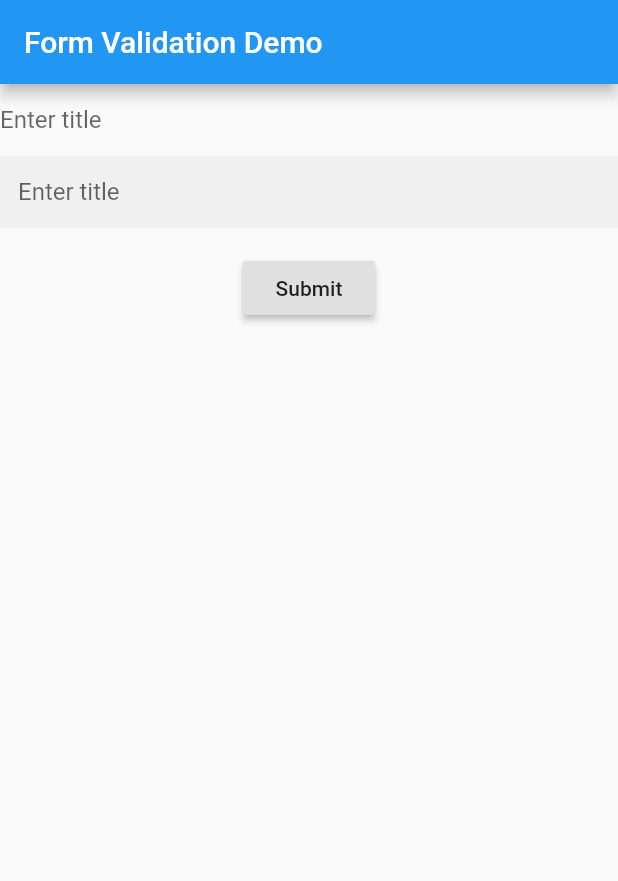
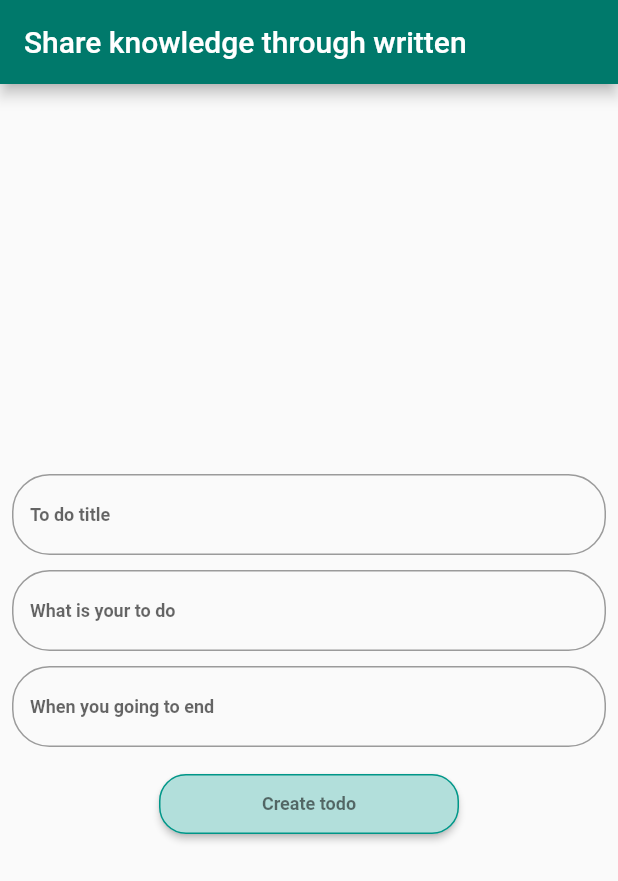
Before and after one commit to MujmillahammedDafedar/Firestore_crud_flutter, a Flutter app: the screen it shows after launch, on a phone screen of 412 x 824 dp. Shown: the top 881 px of the screen. Run offline on Flutter 3.47's test engine with Material 2 defaults, Android fonts, the phone set to English and light mode, and no system bars; our stand-ins replace cloud_firestore; accounts and stored records are empty; Roboto replaces fonts that are missing (Sriracha).

Commit message:
design and issue resolved while creating data

```diff
--- a/lib/database.dart
+++ /dev/null
@@ -1,12 +0,0 @@
-import 'package:cloud_firestore/cloud_firestore.dart';
-import 'main.dart';
-class Backend{
-  final db = Firestore.instance;
-String title, descr;
-  void createData(String name, String desc) async {
-    //DocumentReference ref = await db.collection('todo').add({'title': '$name', 'desc': '$desc'});
-    print('$name and $desc');
-
-  }
-
-}
--- a/lib/main.dart
+++ b/lib/main.dart
@@ -1,5 +1,6 @@
+import 'package:cloud_firestore/cloud_firestore.dart';
 import 'package:flutter/material.dart';
-import 'database.dart';
+
 void main() {
   runApp(MyApp());
 }
@@ -7,12 +8,13 @@ void main() {
 class MyApp extends StatelessWidget {
   @override
   Widget build(BuildContext context) {
-    final appTitle = 'Form Validation Demo';
+    final appTitle = 'Share knowledge through written';
 
     return MaterialApp(
       title: appTitle,
       home: Scaffold(
         appBar: AppBar(
+          backgroundColor: Colors.teal.shade700,
           title: Text(appTitle),
         ),
         body: SafeArea(
@@ -38,71 +40,153 @@ class MyCustomFormState extends State<MyCustomForm> {
   // and allows validation of the form.
   //
   // Note: This is a GlobalKey<FormState>,
-  // not a GlobalKey<MyCustomFormState>.
+  // not a GlobalKey<MyCustomFormState>
+  // .
+  String id;
+  final db = Firestore.instance;
   final _formKey = GlobalKey<FormState>();
-  final Backend back = new Backend();
+  String title, descr,end;
+
+  void createData() async {
+    _formKey.currentState.save();
+    DocumentReference ref = await db
+        .collection('asdasd')
+        .add({'title': '$title', 'desc': '$descr','end': '$end'}).whenComplete(
+      () => Scaffold.of(context)
+          .showSnackBar(SnackBar(content: Text('Successfuly created data'))),
+    );
+    setState(() => id = ref.documentID);
+    print(ref.documentID);
+  }
 
   @override
   Widget build(BuildContext context) {
     // Build a Form widget using the _formKey created above.
     return Form(
       key: _formKey,
+      child: Center(
+        child: Container(
+          child: Padding(
+            padding: const EdgeInsets.all(8.0),
             child: Column(
-        //crossAxisAlignment: CrossAxisAlignment.center,
+              mainAxisAlignment: MainAxisAlignment.center,
+              crossAxisAlignment: CrossAxisAlignment.center,
               children: <Widget>[
                 TextFormField(
-            decoration: InputDecoration(
-                border: InputBorder.none,
-                hintText: 'Enter title'
+                  decoration: new InputDecoration(
+                    labelText: "To do title",
+                    fillColor: Colors.teal,
+                    border: new OutlineInputBorder(
+                        borderRadius: new BorderRadius.circular(25.0),
+                        borderSide: new BorderSide(color: Colors.teal.shade400)),
                   ),
-
+                  style: TextStyle(
+                      fontFamily: 'Sriracha',
+                      fontSize: 12.0,
+                      fontWeight: FontWeight.bold,
+                      color: Colors.teal),
                   validator: (value) {
                     if (value.isEmpty) {
-                return 'Please enter some text';
+                      return 'To do titles is empty';
                     }
                     return null;
                   },
-            onSaved: (value) => back.title = value,
+                  onSaved: (value) => title = value,
+                ),
 
+                SizedBox(
+                  height: 10.0,
                 ),
                 TextFormField(
-            decoration: InputDecoration(
-                border: InputBorder.none,
-                hintText: 'Enter title',
-               filled: true,
-
+                  decoration: new InputDecoration(
+                    labelText: "What is your to do",
+                    fillColor: Colors.teal,
+                    border: new OutlineInputBorder(
+                        borderRadius: new BorderRadius.circular(25.0),
+                        borderSide: new BorderSide(color: Colors.teal.shade400)),
                   ),
-
+                  style: TextStyle(
+                      fontFamily: 'Sriracha',
+                      fontSize: 12.0,
+                      fontWeight: FontWeight.bold,
+                      color: Colors.teal),
                   validator: (value) {
                     if (value.isEmpty) {
-                return 'Please enter some desc';
+                      return 'To do list is empty';
                     }
                     return null;
                   },
-            onSaved: (value) => back.descr = value,
+                  onSaved: (value) => descr = value,
+                ),
 
+                SizedBox(
+                  height: 10.0,
                 ),
-          Padding(
-            padding: const EdgeInsets.symmetric(vertical: 16.0),
+                TextFormField(
+                  decoration: new InputDecoration(
+                    labelText: "When you going to end",
+                    fillColor: Colors.teal,
+                    border: new OutlineInputBorder(
+                        borderRadius: new BorderRadius.circular(25.0),
+                        borderSide: new BorderSide(color: Colors.teal.shade400)),
+                  ),
+                  style: TextStyle(
+                      fontFamily: 'Sriracha',
+                      fontSize: 12.0,
+                      fontWeight: FontWeight.bold,
+                      color: Colors.teal),
+                  validator: (value) {
+                    if (value.isEmpty) {
+                      return 'When you going to end is empty';
+                    }
+                    return null;
+                  },
+                  onSaved: (value) => end = value,
+                ),
+
+                SizedBox(
+                  height: 10.0,
+                ),
+                ButtonTheme(
+                  minWidth: 200.0,
+                  height: 40.0,
+                  child: Padding(
+                    padding: const EdgeInsets.all(8.0),
                     child: RaisedButton(
+                      color: Colors.teal.shade100,
+                        materialTapTargetSize: MaterialTapTargetSize.shrinkWrap,
+                      shape: RoundedRectangleBorder(
+                          borderRadius: BorderRadius.circular(18.0),
+                          side: BorderSide(color: Colors.teal)
+                      ),
                       onPressed: () {
                         setState(() {
                           if (_formKey.currentState.validate()) {
                             // If the form is valid, display a Snackbar.
-                    back.createData(back.title, back.descr);
-                    Scaffold.of(context)
-                        .showSnackBar(SnackBar(content: Text('Wait man data will inserting to firebase')));
+                            createData();
                           }
                         });
                         // Validate returns true if the form is valid, or false
                         // otherwise.
+                      },
 
-              },
-              child: Text('Submit'),
+                      child: Text(
+                        'Create todo',
+                        style: TextStyle(
+                            fontFamily: 'Sriracha',
+                            fontSize: 12.0,
+                            fontWeight: FontWeight.bold,
+                            color: Colors.black54),
+
+                      ),
+                    ),
                   ),
                 ),
               ],
             ),
+          ),
+        ),
+      ),
     );
   }
 }
--- a/pubspec.yaml
+++ b/pubspec.yaml
@@ -30,6 +30,7 @@ dependencies:
   cupertino_icons: ^0.1.3
   firebase_auth:
   cloud_firestore:
+  flutter_cupertino_date_picker: ^1.0.26
 
 
 dev_dependencies:
@@ -46,6 +47,11 @@ flutter:
   # included with your application, so that you can use the icons in
   # the material Icons class.
   uses-material-design: true
+  fonts:
+     - family: Sriracha
+       fonts:
+         - asset: assets/Sriracha-Regular.ttf
+  #
 
   # To add assets to your application, add an assets section, like this:
   # assets:
```
Also changed, not shown: pubspec.lock. Lines whose indentation alone changed are shown as unchanged.
